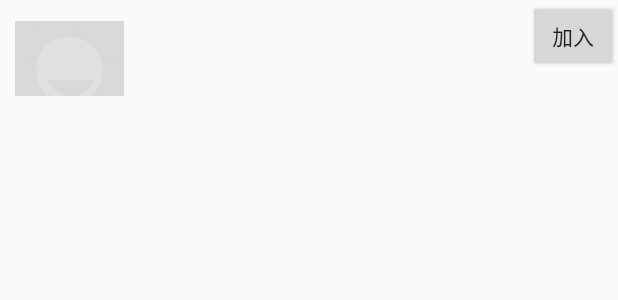
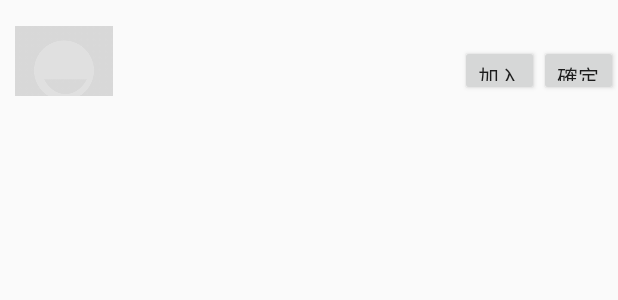
Before and after one commit to jwkung/NewMeetPlace, an Android app: the layout search_list_item.xml on its own in the app's theme, with its tools: preview values and no code run, on a phone screen of 412 x 824 dp. Shown: the top 300 px of the screen. Run offline under Robolectric (Android 15) with nearby library versions, the phone set to English and light mode, and no system bars.

Commit message:
add house name change and search activity finish()

```diff
--- a/app/src/main/java/tw/com/example/ben/sharehouse/CHAT/search.java
+++ b/app/src/main/java/tw/com/example/ben/sharehouse/CHAT/search.java
@@ -5,6 +5,7 @@ import android.support.v7.app.AppCompatActivity;
 import android.util.Log;
 import android.view.View;
 import android.widget.AdapterView;
+import android.widget.Button;
 import android.widget.EditText;
 import android.widget.ListView;
 import android.widget.TextView;
@@ -23,6 +24,7 @@ public class search extends AppCompatActivity implements AdapterView.OnItemClick
     TinyDB tinyDB ;
     search_list_adapter adapter;
     EditText editText;
+    Button button;
     @Override
     protected void onCreate(Bundle savedInstanceState) {
         super.onCreate(savedInstanceState);
@@ -35,6 +37,8 @@ public class search extends AppCompatActivity implements AdapterView.OnItemClick
         mFirebaseRef =new Firebase("https://sharehousetest.firebaseio.com/users");
 
         editText = (EditText) findViewById(R.id.text);
+        button = (Button) findViewById(R.id.commit);
+
         listView.setOnItemClickListener(this);
         adapter= new search_list_adapter(this,mFirebaseRef);
         listView.setAdapter(adapter);
@@ -67,6 +71,11 @@ public class search extends AppCompatActivity implements AdapterView.OnItemClick
          Log.v("444",friendtable);
      }
 
+     public void searchcheck(View v)
+     {
+         finish();
+     }
+
     @Override
     public void onItemClick(AdapterView<?> parent, View view, int position, long id) {
         Log.v("444","444444444");
--- a/app/src/main/java/tw/com/example/ben/sharehouse/edit_house.java
+++ b/app/src/main/java/tw/com/example/ben/sharehouse/edit_house.java
@@ -29,5 +29,6 @@ public class edit_house extends AppCompatActivity {
 
         mDatabase = FirebaseDatabase.getInstance().getReference();
         new Firebase(GV.getChange_House_Name()).child("name").setValue(housename);
+        finish();
     }
 }
--- a/app/src/main/res/layout/search_list_item.xml
+++ b/app/src/main/res/layout/search_list_item.xml
@@ -19,47 +19,57 @@
          its initial state). -->
 
     <LinearLayout
-        android:orientation="horizontal"
+        android:layout_width="150dp"
         android:layout_height="100dp"
-        android:layout_width="150dp"
+        android:layout_alignParentEnd="true"
+        android:layout_alignParentStart="true"
         android:layout_alignParentTop="true"
-        android:layout_alignParentStart="true"
-        android:layout_alignParentEnd="true">
+        android:orientation="horizontal">
 
         <ImageView
-            app:srcCompat="@drawable/applozic_ic_contact_picture_180_holo_light"
-            android:layout_alignParentTop="true"
-            android:layout_alignParentStart="true"
             android:id="@+id/imageView3"
             android:layout_width="100dp"
             android:layout_height="100dp"
+            android:layout_alignParentStart="true"
+            android:layout_alignParentTop="true"
+            android:layout_marginStart="10dp"
             android:layout_weight="0.64"
-            android:layout_marginStart="10dp" />
+            app:srcCompat="@drawable/applozic_ic_contact_picture_180_holo_light" />
 
         <LinearLayout
-            android:orientation="vertical"
             android:layout_width="match_parent"
             android:layout_height="match_parent"
-            android:layout_weight="3.29">
+            android:layout_weight="3.29"
+            android:orientation="vertical">
 
             <TextView
                 android:id="@+id/name"
                 android:layout_width="match_parent"
                 android:layout_height="50dp"
                 android:layout_marginStart="20dp"
-                android:layout_marginTop="7dp"
+                android:layout_marginTop="13dp"
                 android:gravity="bottom|left|center"
                 android:textSize="20sp" />
 
         </LinearLayout>
 
         <Button
-            android:text="加入"
+            android:id="@+id/button4"
             android:layout_width="wrap_content"
             android:layout_height="wrap_content"
-            android:id="@+id/button4"
             android:layout_weight="0.64"
-            android:onClick="add" />
+            android:layout_marginTop="30dp"
+            android:onClick="add"
+            android:text="加入" />
+
+        <Button
+            android:id="@+id/commit"
+            android:layout_width="wrap_content"
+            android:layout_height="wrap_content"
+            android:layout_weight="0.64"
+            android:layout_marginTop="30dp"
+            android:onClick="searchcheck"
+            android:text="@string/search_commit" />
 
     </LinearLayout>
 
--- a/app/src/main/res/values/strings.xml
+++ b/app/src/main/res/values/strings.xml
@@ -2,6 +2,7 @@
     <string name="app_name">Chat</string>
 
     <!-- Strings related to login -->
+    <string name="search_commit">確定</string>
     <string name="default_email">gmail.com</string>
     <string name="prompt_email">Email</string>
     <string name="prompt_password">Password (optional)</string>
```
Also changed, not shown: 1 other file.
